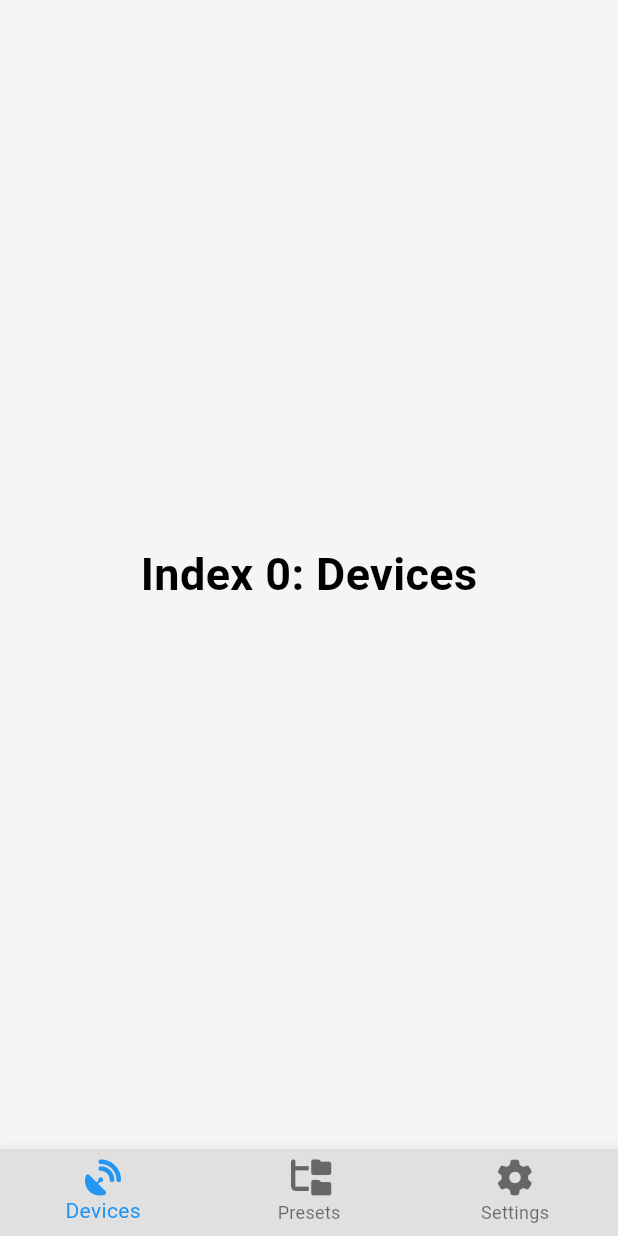
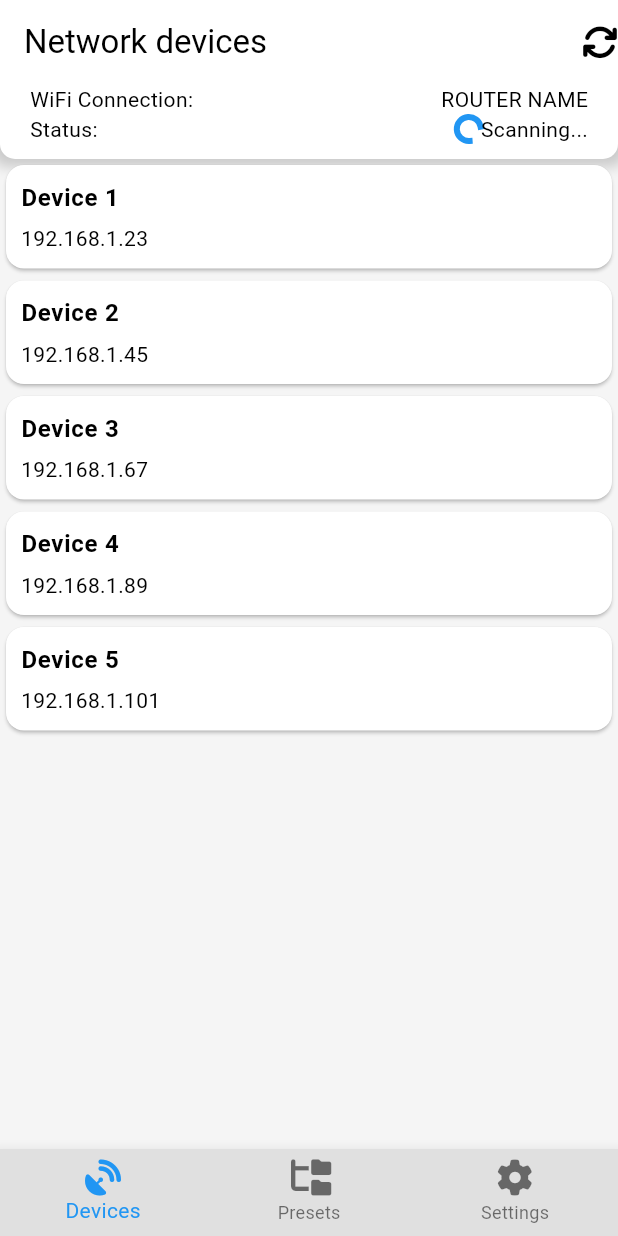
Before and after one commit to GlassesToCSharp/home_app, a Flutter app: the screen it shows after launch, on a phone screen of 412 x 824 dp. Run offline on Flutter 3.47's test engine with Material 3 defaults, Android fonts, the phone set to English and light mode, and no system bars; our stand-ins replace bloc, connectivity_plus, equatable, flutter_bloc, flutter_secure_storage, font_awesome_flutter and 1 more.

Commit message:
Created initial DevicesPage
Contains the main layout of the page. Bloc, state, and navigation managements to be added later.

```diff
--- a/lib/features/app/app_page.dart
+++ b/lib/features/app/app_page.dart
@@ -1,6 +1,7 @@
 import 'package:flutter/material.dart';
 import 'package:font_awesome_flutter/font_awesome_flutter.dart';
 import 'package:home_app/features/app/bloc/app_bloc.dart';
+import 'package:home_app/features/devices/devices_page.dart';
 import 'package:home_app/models/bloc_state.dart';
 import 'package:home_app/widgets/central_error_display.dart';
 import 'package:home_app/widgets/central_loading_indicator.dart';
@@ -24,10 +25,7 @@ class _AppPageState extends BlocState<AppPage, AppBloc, AppEvent, AppState> {
         icon: Icon(FontAwesomeIcons.gear), label: "Settings"),
   ];
   static const _pages = [
-    Text(
-      'Index 0: Devices',
-      style: optionStyle,
-    ),
+    DevicesPage(),
     Text(
       'Index 1: Presets',
       style: optionStyle,
--- /dev/null
+++ b/lib/features/devices/devices_page.dart
@@ -0,0 +1,116 @@
+import 'package:flutter/material.dart';
+import 'package:font_awesome_flutter/font_awesome_flutter.dart';
+
+class DevicesPage extends StatefulWidget {
+  const DevicesPage();
+
+  @override
+  State<DevicesPage> createState() => _DevicesPageState();
+}
+
+class _DevicesPageState extends State<DevicesPage> {
+  final _mockListDevices = <_Device>[
+    const _Device("Device 1", "192.168.1.23"),
+    const _Device("Device 2", "192.168.1.45"),
+    const _Device("Device 3", "192.168.1.67"),
+    const _Device("Device 4", "192.168.1.89"),
+    const _Device("Device 5", "192.168.1.101"),
+  ];
+
+  @override
+  Widget build(BuildContext context) {
+    return Scaffold(
+      appBar: AppBar(
+        title: const Text("Network devices"),
+        elevation: 0,
+        actions: const [Icon(FontAwesomeIcons.arrowsRotate)],
+      ),
+      body: Column(
+        crossAxisAlignment: CrossAxisAlignment.stretch,
+        children: [
+          Container(
+            padding: const EdgeInsets.fromLTRB(20, 0, 20, 10),
+            decoration: BoxDecoration(
+              color: Theme.of(context).cardColor,
+              borderRadius:
+                  const BorderRadius.vertical(bottom: Radius.circular(10)),
+              boxShadow: [
+                BoxShadow(
+                  color: Colors.grey.withOpacity(0.5),
+                  spreadRadius: 5,
+                  blurRadius: 7,
+                  // offset: Offset(0, 3), // changes position of shadow
+                ),
+              ],
+            ),
+            child: const Column(
+              crossAxisAlignment: CrossAxisAlignment.stretch,
+              mainAxisSize: MainAxisSize.min,
+              children: [
+                Row(
+                  mainAxisAlignment: MainAxisAlignment.spaceBetween,
+                  children: [
+                    Text("WiFi Connection:"),
+                    Expanded(child: SizedBox()),
+                    Text("ROUTER NAME"),
+                  ],
+                ),
+                Row(
+                  mainAxisAlignment: MainAxisAlignment.spaceBetween,
+                  children: [
+                    Text("Status:"),
+                    Expanded(child: SizedBox()),
+                    SizedBox(
+                      height: 16,
+                      width: 16,
+                      child: CircularProgressIndicator(),
+                    ),
+                    Text("Scanning..."),
+                  ],
+                ),
+              ],
+            ),
+          ),
+          Expanded(
+            child: ListView.builder(
+              itemCount: _mockListDevices.length,
+              itemBuilder: (_, index) {
+                if (index >= _mockListDevices.length) {
+                  return const SizedBox();
+                }
+                final device = _mockListDevices[index];
+                return Card(
+                  child: Padding(
+                    padding: const EdgeInsets.all(10),
+                    child: Column(
+                      mainAxisSize: MainAxisSize.min,
+                      crossAxisAlignment: CrossAxisAlignment.stretch,
+                      children: [
+                        Text(
+                          device.name,
+                          style: Theme.of(context)
+                              .textTheme
+                              .bodyLarge!
+                              .copyWith(fontWeight: FontWeight.bold),
+                        ),
+                        const SizedBox(height: 5),
+                        Text(device.ipAddress),
+                      ],
+                    ),
+                  ),
+                );
+              },
+            ),
+          ),
+        ],
+      ),
+    );
+  }
+}
+
+class _Device {
+  final String name;
+  final String ipAddress;
+
+  const _Device(this.name, this.ipAddress);
+}
```
